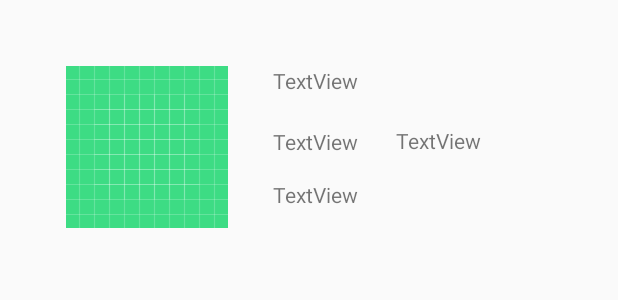
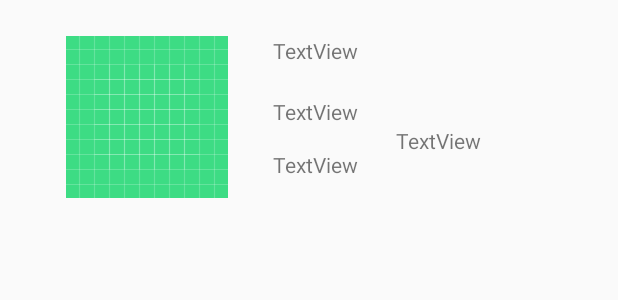
Before and after one commit to tropical-night/SummerDrawer-Android, an Android app: the layout rank_list_item.xml on its own in the app's theme, with its tools: preview values and no code run, on a phone screen of 412 x 824 dp. Shown: the top 300 px of the screen. Run offline under Robolectric (Android 15) with nearby library versions, the phone set to English and light mode, and no system bars.

Commit message:
jiin/ 레이아웃 조금 업데이트 했음
- 랭크 리스트 아이템 상, 하 여백 수정
- 메인 액티비티.xml파일 탑10에서 3으로 수정, 컨텐츠 높이 500에서 컨텐츠 크기에 맞추는 것으로 수정

```diff
--- a/app/src/main/res/layout/activity_main.xml
+++ b/app/src/main/res/layout/activity_main.xml
@@ -186,7 +186,7 @@
                 android:layout_height="wrap_content"
                 android:gravity="center_vertical"
                 android:padding="20dp"
-                android:text="분야 별 랭킹 10"
+                android:text="분야 별 랭킹 3"
                 android:textAlignment="viewStart"
                 android:textAppearance="@style/TextAppearance.AppCompat.Medium"
                 app:layout_constraintEnd_toEndOf="parent"
@@ -200,7 +200,7 @@
                 android:layout_width="0dp"
                 android:layout_height="wrap_content"
                 android:layout_marginStart="20dp"
-                android:layout_marginEnd="120dp"
+                android:layout_marginEnd="20dp"
                 app:layout_constraintEnd_toEndOf="parent"
                 app:layout_constraintStart_toStartOf="parent"
                 app:layout_constraintTop_toBottomOf="@+id/textView1">
@@ -233,7 +233,7 @@
             <androidx.viewpager2.widget.ViewPager2
                 android:id="@+id/viewpager_recycler"
                 android:layout_width="match_parent"
-                android:layout_height="500dp"
+                android:layout_height="wrap_content"
                 app:layout_constraintEnd_toEndOf="parent"
                 app:layout_constraintStart_toStartOf="parent"
                 app:layout_constraintTop_toBottomOf="@+id/tabLayout" />
--- a/app/src/main/res/layout/rank_list_item.xml
+++ b/app/src/main/res/layout/rank_list_item.xml
@@ -3,14 +3,16 @@
     xmlns:app="http://schemas.android.com/apk/res-auto"
     xmlns:tools="http://schemas.android.com/tools"
     android:layout_width="match_parent"
-    android:layout_height="match_parent">
+    android:layout_height="wrap_content">
 
     <ImageView
         android:id="@+id/image_rank"
         android:layout_width="wrap_content"
         android:layout_height="wrap_content"
         android:layout_marginStart="44dp"
-        android:layout_marginTop="44dp"
+        android:layout_marginTop="24dp"
+        android:layout_marginBottom="24dp"
+        app:layout_constraintBottom_toBottomOf="parent"
         app:layout_constraintStart_toStartOf="parent"
         app:layout_constraintTop_toTopOf="parent"
         app:srcCompat="@drawable/ic_launcher_background" />
@@ -20,7 +22,7 @@
         android:layout_width="wrap_content"
         android:layout_height="wrap_content"
         android:layout_marginStart="30dp"
-        android:layout_marginTop="44dp"
+        android:layout_marginTop="24dp"
         android:text="TextView"
         app:layout_constraintStart_toEndOf="@+id/image_rank"
         app:layout_constraintTop_toTopOf="parent" />
```
